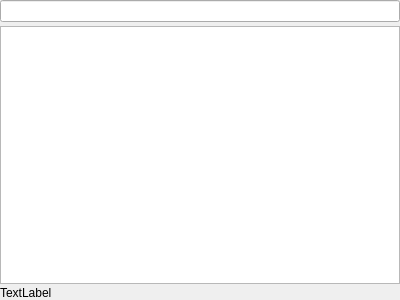
Above: qt-app/src/panel/cpanelwidget.ui from VioletGiraffe/file-commander before the change. Below: the same form after it.
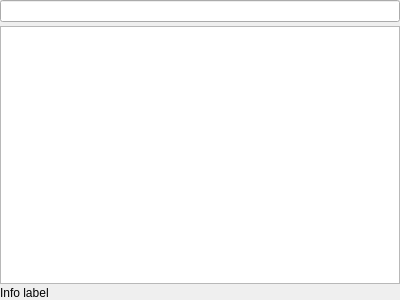
That is the form after the change. Custom widgets are drawn as their Qt base class.

Commit message: Info label

The edit to the form file:
```diff
--- a/qt-app/src/panel/cpanelwidget.ui
+++ b/qt-app/src/panel/cpanelwidget.ui
@@ -98,7 +98,7 @@
    <item>
     <widget class="QLabel" name="_infoLabel">
      <property name="text">
-      <string>TextLabel</string>
+      <string>Info label</string>
      </property>
     </widget>
    </item>
```
The commit also changes 1 other file.
